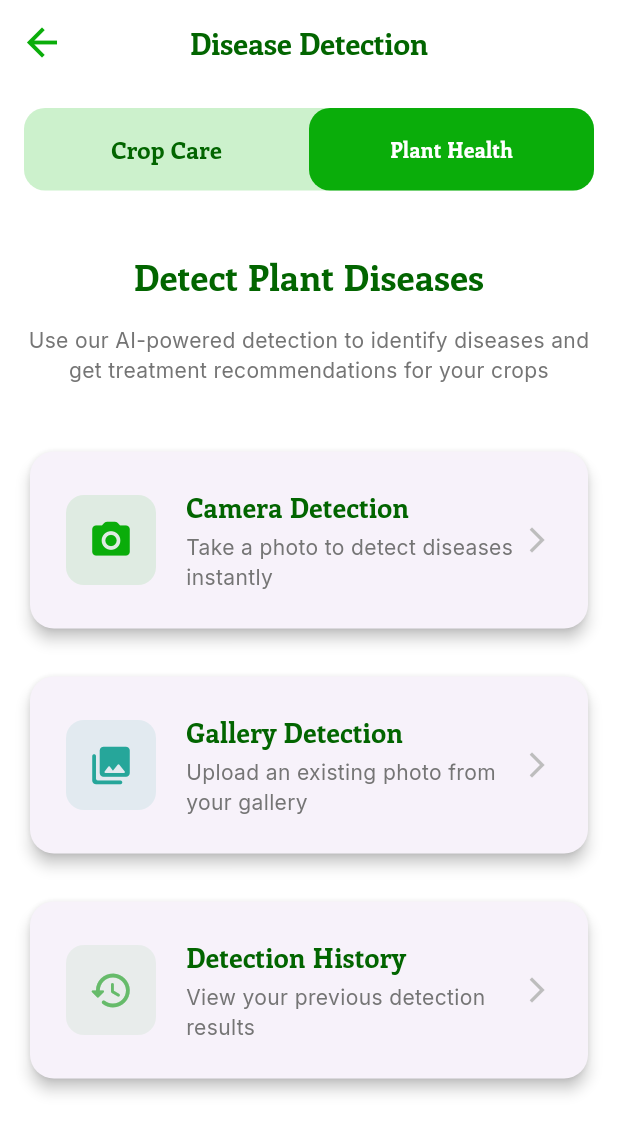
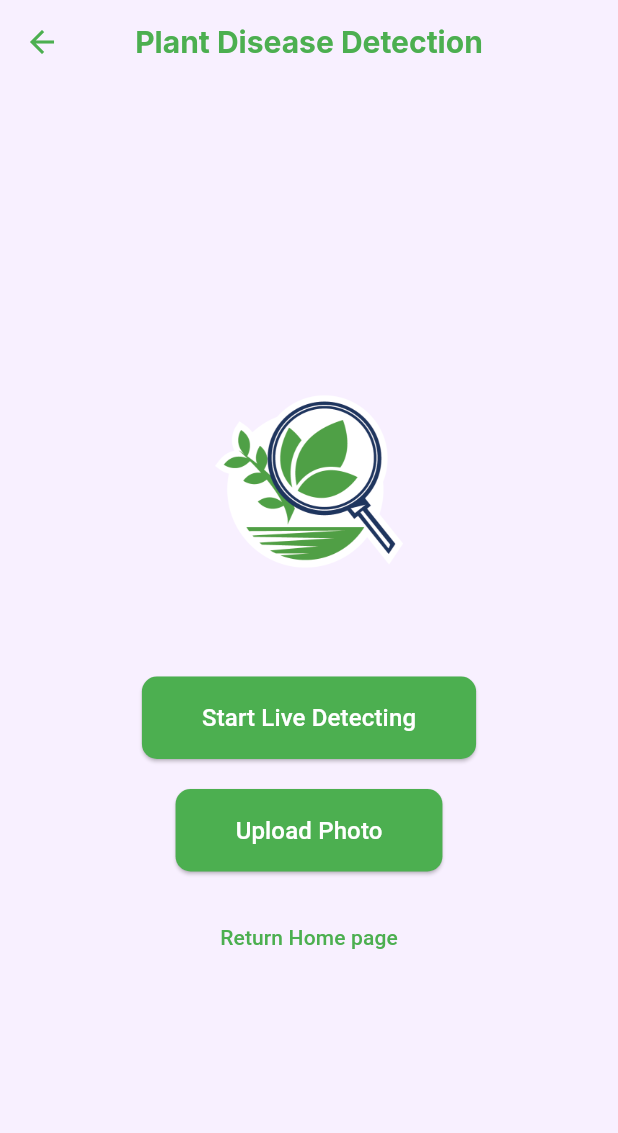
Before and after one commit to shahdmohd/PlanTecho-Flutter, a Flutter app: the DiseaseDetectionPage screen opened by its route, on a phone screen of 412 x 824 dp. Shown: the top 1133 px of the screen. Run offline on Flutter 3.47's test engine with Material 3 defaults, Android fonts, the phone set to English and light mode, and no system bars; our stand-ins replace cached_network_image, flutter_tts, google_fonts, image_picker, speech_to_text, video_player.

Commit message:
Update DiseaseDetectionPage.dart

```diff
--- a/lib/HomeScreens/DiseaseDetectionPage.dart
+++ b/lib/HomeScreens/DiseaseDetectionPage.dart
@@ -1,260 +1,96 @@
 import 'package:flutter/material.dart';
 import 'package:google_fonts/google_fonts.dart';
-import 'package:graduation_project/HomeScreens/home_page_main.dart'; // Import your home page widget
+import 'package:graduation_project/HomeScreens/home_page_main.dart';
 
-class DiseaseDetectionPage extends StatefulWidget {
+class DiseaseDetectionPage extends StatelessWidget {
   const DiseaseDetectionPage({super.key});
 
   @override
-  State<DiseaseDetectionPage> createState() => _DiseaseDetectionPageState();
-}
-
-class _DiseaseDetectionPageState extends State<DiseaseDetectionPage> {
-  @override
   Widget build(BuildContext context) {
     final screenWidth = MediaQuery.of(context).size.width;
-    final screenHeight = MediaQuery.of(context).size.height;
     final isSmallScreen = screenWidth < 600;
 
     return Scaffold(
-      backgroundColor: Colors.white,
+      backgroundColor: Color(0xFFF8F0FF),
       appBar: AppBar(
-        backgroundColor: Colors.white,
-        automaticallyImplyLeading: false,
+        backgroundColor: Color(0xFFF8F0FF),
+        elevation: 0,
         leading: IconButton(
-          icon: Icon(
-            Icons.arrow_back,
-            color: Color(0xFF0AAD0A),
-            size: 30,
-          ),
+          icon: const Icon(Icons.arrow_back, color: Colors.green),
           onPressed: () {
             Navigator.of(context).pushAndRemoveUntil(
               MaterialPageRoute(builder: (context) => const HomePageMainWidget()),
-              (Route<dynamic> route) => false, // Remove all previous routes
+              (Route<dynamic> route) => false,
             );
           },
         ),
         title: Text(
-          'Disease Detection',
-          style: GoogleFonts.enriqueta(
-            color: const Color(0xFF026500),
+          'Plant Disease Detection',
+          style: GoogleFonts.inter(
+            color: Colors.green,
             fontWeight: FontWeight.bold,
             fontSize: isSmallScreen ? 20 : 24,
           ),
         ),
         centerTitle: true,
-        elevation: 0,
       ),
       body: SafeArea(
-        child: SingleChildScrollView(
-          child: Padding(
-            padding: EdgeInsets.symmetric(
-              horizontal: isSmallScreen ? 16 : 32,
-              vertical: 16,
-            ),
-            child: Column(
-              children: [
-                // Top segmented control
-                Container(
-                  width: double.infinity,
-                  constraints: BoxConstraints(maxWidth: 500),
-                  height: 55,
-                  decoration: BoxDecoration(
-                    color: const Color(0xFFCCF1CC),
-                    borderRadius: BorderRadius.circular(14),
-                  ),
-                  child: Row(
-                    children: [
-                      Expanded(
-                        child: GestureDetector(
-                          onTap: () {
-                            Navigator.of(context).pushAndRemoveUntil(
-                              MaterialPageRoute(builder: (context) => const HomePageMainWidget()),
-                              (Route<dynamic> route) => false, // Remove all previous routes
-                            );
-                          },
-                          child: Container(
-                            decoration: BoxDecoration(
-                              borderRadius: BorderRadius.circular(14),
-                            ),
-                            child: Center(
-                              child: Text(
-                                'Crop Care',
-                                style: GoogleFonts.enriqueta(
-                                  color: const Color(0xFF026500),
-                                  fontWeight: FontWeight.bold,
-                                  fontSize: isSmallScreen ? 16 : 18,
-                                ),
-                              ),
-                            ),
-                          ),
-                        ),
-                      ),
-                      Expanded(
-                        child: Container(
-                          decoration: BoxDecoration(
-                            color: const Color(0xFF0AAD0A),
-                            borderRadius: BorderRadius.circular(14),
-                          ),
-                          child: Center(
-                            child: Text(
-                              'Plant Health',
-                              style: GoogleFonts.enriqueta(
-                                color: Colors.white,
-                                fontWeight: FontWeight.bold,
-                                fontSize: isSmallScreen ? 14 : 16,
-                              ),
-                            ),
-                          ),
-                        ),
-                      ),
-                    ],
+        child: Center(
+          child: Column(
+            mainAxisAlignment: MainAxisAlignment.center,
+            children: [
+              Image.asset(
+                'assets/images/Plant-Pathology.png', // Make sure this path is correct
+                height: isSmallScreen ? 180 : 250,
+              ),
+              const SizedBox(height: 40),
+              ElevatedButton(
+                onPressed: () {
+                  // Add your camera detection logic here
+                },
+                style: ElevatedButton.styleFrom(
+                  backgroundColor: Colors.green,
+                  padding: const EdgeInsets.symmetric(horizontal: 40, vertical: 16),
+                  shape: RoundedRectangleBorder(
+                    borderRadius: BorderRadius.circular(10),
                   ),
                 ),
-
-                SizedBox(height: isSmallScreen ? 40 : 60),
-
-                // Header text
-                Text(
-                  'Detect Plant Diseases',
-                  style: GoogleFonts.enriqueta(
-                    color: const Color(0xFF026500),
-                    fontWeight: FontWeight.bold,
-                    fontSize: isSmallScreen ? 24 : 28,
-                  ),
-                  textAlign: TextAlign.center,
+                child: const Text(
+                  'Start Live Detecting',
+                  style: TextStyle(color: Colors.white, fontSize: 16),
                 ),
-
-                SizedBox(height: 16),
-
-                Text(
-                  'Use our AI-powered detection to identify diseases and get treatment recommendations for your crops',
-                  style: GoogleFonts.inter(
-                    color: Colors.grey[600],
-                    fontSize: isSmallScreen ? 14 : 16,
-                  ),
-                  textAlign: TextAlign.center,
-                ),
-
-                SizedBox(height: isSmallScreen ? 40 : 60),
-
-                // Detection options
-                Column(
-                  children: [
-                    _buildDetectionCard(
-                      context: context,
-                      icon: Icons.camera_alt_rounded,
-                      title: 'Camera Detection',
-                      subtitle: 'Take a photo to detect diseases instantly',
-                      color: const Color(0xFF0AAD0A),
-                      onPressed: () {
-                        Navigator.pushNamed(context, '/choose_detection');
-                      },
-                    ),
-
-                    SizedBox(height: 24),
-
-                    _buildDetectionCard(
-                      context: context,
-                      icon: Icons.photo_library_rounded,
-                      title: 'Gallery Detection',
-                      subtitle: 'Upload an existing photo from your gallery',
-                      color: const Color(0xFF26A69A),
-                      onPressed: () {
-                        Navigator.pushNamed(context, '/choose_detection');
-                      },
-                    ),
-
-                    SizedBox(height: 24),
-
-                    _buildDetectionCard(
-                      context: context,
-                      icon: Icons.history_rounded,
-                      title: 'Detection History',
-                      subtitle: 'View your previous detection results',
-                      color: const Color(0xFF66BB6A),
-                      onPressed: () {
-                        // Navigate to history page
-                        // Navigator.pushNamed(context, '/detection_history');
-                      },
-                    ),
-                  ],
-                ),
-              ],
-            ),
-          ),
-        ),
-      ),
-    );
-  }
-
-  Widget _buildDetectionCard({
-    required BuildContext context,
-    required IconData icon,
-    required String title,
-    required String subtitle,
-    required Color color,
-    required VoidCallback onPressed,
-  }) {
-    return Container(
-      width: double.infinity,
-      constraints: BoxConstraints(maxWidth: 400),
-      child: Card(
-        elevation: 4,
-        shape: RoundedRectangleBorder(
-          borderRadius: BorderRadius.circular(16),
-        ),
-        child: InkWell(
-          onTap: onPressed,
-          borderRadius: BorderRadius.circular(16),
-          child: Padding(
-            padding: const EdgeInsets.all(24),
-            child: Row(
-              children: [
-                Container(
-                  width: 60,
-                  height: 60,
-                  decoration: BoxDecoration(
-                    color: color.withOpacity(0.1),
-                    borderRadius: BorderRadius.circular(12),
-                  ),
-                  child: Icon(
-                    icon,
-                    color: color,
-                    size: 30,
+              ),
+              const SizedBox(height: 20),
+              ElevatedButton(
+                onPressed: () {
+                  // Add your gallery detection logic here
+                },
+                style: ElevatedButton.styleFrom(
+                  backgroundColor: Colors.green,
+                  padding: const EdgeInsets.symmetric(horizontal: 40, vertical: 16),
+                  shape: RoundedRectangleBorder(
+                    borderRadius: BorderRadius.circular(10),
                   ),
                 ),
-                SizedBox(width: 20),
-                Expanded(
-                  child: Column(
-                    crossAxisAlignment: CrossAxisAlignment.start,
-                    children: [
-                      Text(
-                        title,
-                        style: GoogleFonts.enriqueta(
-                          fontWeight: FontWeight.bold,
-                          fontSize: 18,
-                          color: const Color(0xFF026500),
-                        ),
-                      ),
-                      SizedBox(height: 4),
-                      Text(
-                        subtitle,
-                        style: GoogleFonts.inter(
-                          fontSize: 14,
-                          color: Colors.grey[600],
-                        ),
-                      ),
-                    ],
-                  ),
+                child: const Text(
+                  'Upload Photo',
+                  style: TextStyle(color: Colors.white, fontSize: 16),
                 ),
-                Icon(
-                  Icons.arrow_forward_ios,
-                  color: Colors.grey[400],
-                  size: 20,
+              ),
+              const SizedBox(height: 20),
+              TextButton(
+                onPressed: () {
+                  Navigator.of(context).pushAndRemoveUntil(
+                    MaterialPageRoute(builder: (context) => const HomePageMainWidget()),
+                    (Route<dynamic> route) => false,
+                  );
+                },
+                child: const Text(
+                  'Return Home page',
+                  style: TextStyle(color: Colors.green),
                 ),
-              ],
-            ),
+              ),
+            ],
           ),
         ),
       ),
```
